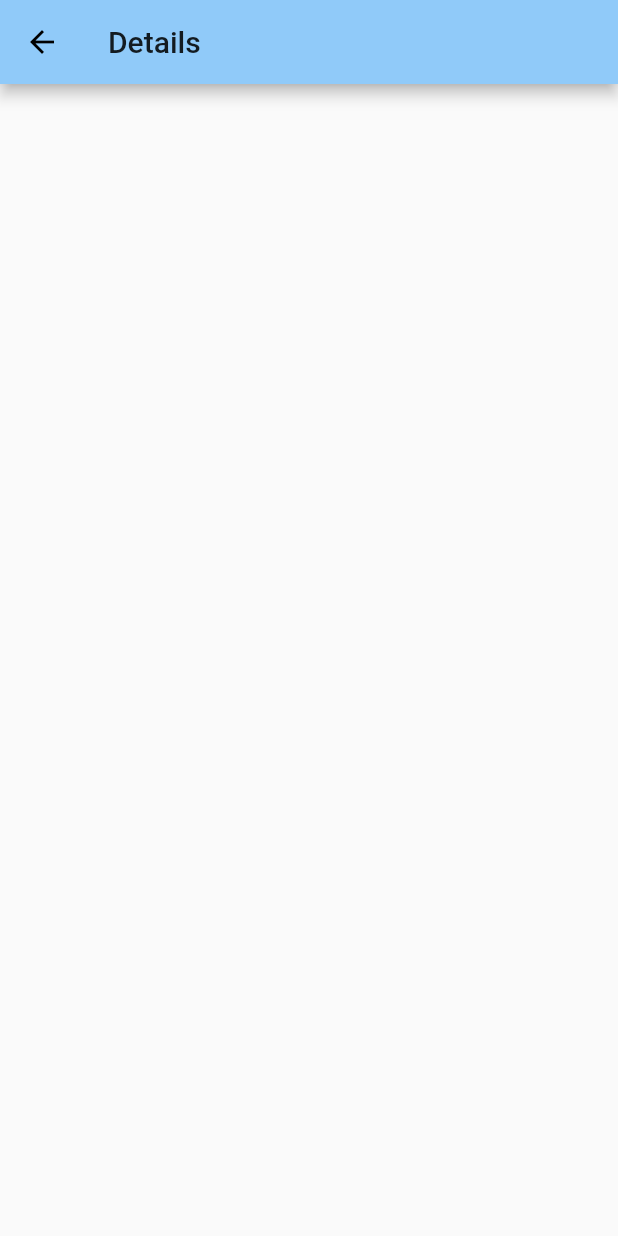
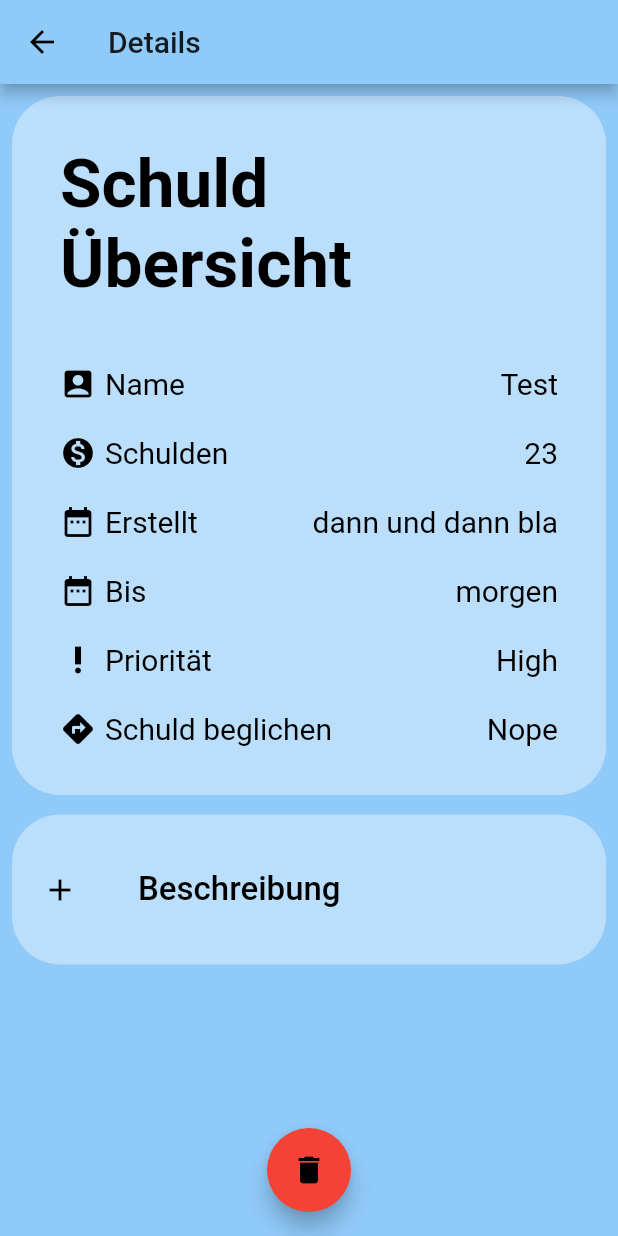
Before and after one commit to CaptainWeasle/Projekt-B-2.0, a Flutter app: the DetailedPage screen opened by its route, on a phone screen of 412 x 824 dp. Run offline on Flutter 3.47's test engine with Material 2 defaults, Android fonts, the phone set to English and light mode, and no system bars; our stand-ins replace datetime_picker_formfield, sqflite; accounts and stored records are empty; Roboto replaces fonts that are missing (Hind, Montserrat).

Commit message:
add DetailedPage Design

```diff
--- a/project_b/lib/src/pages/detailedPage.dart
+++ b/project_b/lib/src/pages/detailedPage.dart
@@ -1,3 +1,4 @@
+import 'dart:math';
 import 'package:flutter/cupertino.dart';
 import 'package:flutter/material.dart';
 
@@ -7,11 +8,119 @@ class DetailedPage extends StatefulWidget {
     return DetailedPageState();
   }
 }
-class DetailedPageState extends State<DetailedPage>{
+
+class DetailedPageState extends State<DetailedPage> {
   @override
   Widget build(BuildContext context) {
     var appBody = Container();
-    return Scaffold(appBar: AppBar(title: Text("Details"),),body: appBody,);
+    return Scaffold(
+      appBar: AppBar(
+        title: Text("Details"),
+      ),
+      floatingActionButtonLocation: FloatingActionButtonLocation.centerFloat,
+      floatingActionButton: FloatingActionButton(
+
+        onPressed: () {
+          // Add your onPressed code here!
+        },
+        child: Icon(Icons.delete),
+        backgroundColor: Colors.red,
+      ),
+      backgroundColor: Colors.blue[200],
+      body: Column(
+        children: <Widget>[
+          Padding(
+            padding: const EdgeInsets.fromLTRB(8, 8, 8, 8,),
+            child: Container(
+              decoration: BoxDecoration(
+                color: Colors.blue[100],
+                borderRadius: BorderRadius.circular(32)
+              ),
+              padding: EdgeInsets.fromLTRB(32, 0, 32, 32),
+              child: Column(
+                crossAxisAlignment: CrossAxisAlignment.start,
+                children: <Widget>[
+                  SizedBox(height: 32.0),
+                  Container(
+                    width: 200.0,
+                    child: Text(
+                      'Schuld Übersicht',
+                      style: TextStyle(
+                          color: Colors.black,
+                          fontWeight: FontWeight.bold,
+                          fontSize: 45.0),
+                    ),
+                  ),
+                  SizedBox(height: 42.0),
+                  itemRow(Icons.account_box, 'Name', 'Test'),
+                  SizedBox(height: 22.0),
+                  itemRow(Icons.monetization_on, 'Schulden', '23'),
+                  SizedBox(height: 22.0),
+                  itemRow(Icons.date_range, 'Erstellt', 'dann und dann bla'),
+                  SizedBox(height: 22.0),
+                  itemRow(Icons.date_range, 'Bis', 'morgen'),
+                  SizedBox(height: 22.0),
+                  itemRow(Icons.priority_high, 'Priorität', 'High'),
+                  SizedBox(height: 22.0),
+                  itemRow(Icons.directions, 'Schuld beglichen', 'Nope'),
+                ],
+              ),
+            ),
+          ),
+          SizedBox(height: 5.0),
+          Padding(
+            padding: const EdgeInsets.only(left: 8.0, right: 8.0),
+            child: Container(
+              height: 100.0,
+              decoration: BoxDecoration(
+                  color: Colors.blue[100],
+                  borderRadius: BorderRadius.circular(32)),
+              child: Row(
+                children: <Widget>[
+                  SizedBox(width: 20.0),
+                  Icon(Icons.add, color: Colors.black, size: 24.0),
+                  SizedBox(width: 40.0),
+                  Text(
+                    'Beschreibung',
+                    style: TextStyle(
+                        color: Colors.black,
+                        fontSize: 22.0,
+                        fontWeight: FontWeight.w500),
+                  )
+                ],
+              ),
+            ),
+          ),
+          SizedBox(height: 32.0),
+          Spacer(),
+        ],
+      ),
+    );
   }
+}
 
+itemRow(icon, name, title) {
+  return Row(
+    mainAxisAlignment: MainAxisAlignment.spaceBetween,
+    children: <Widget>[
+      Row(
+        children: <Widget>[
+          Row(
+            children: <Widget>[
+              Icon(
+                icon,
+                color: Colors.black,
+              ),
+              SizedBox(width: 6.0),
+              Text(
+                name,
+                style: TextStyle(color: Colors.black, fontSize: 20.0),
+              )
+            ],
+          ),
+        ],
+      ),
+      Text(title, style: TextStyle(color: Colors.black, fontSize: 20.0))
+    ],
+  );
 }
--- a/project_b/lib/src/pages/homePage.dart
+++ b/project_b/lib/src/pages/homePage.dart
@@ -469,7 +469,7 @@ class HomePageState extends State<HomePage> {
                         side: BorderSide(color: Colors.grey[200], width: 0.5),
                         borderRadius: BorderRadius.circular(5),
                       ),
-                      color: Colors.white,
+                      color: Colors.blue[100],
                       child: ListTile(
                         leading: InkWell(
                           onTap: () {
@@ -540,6 +540,7 @@ class HomePageState extends State<HomePage> {
     }
 
     return Scaffold(
+      backgroundColor: Colors.blue[200],
       appBar: AppBar(
         title: Text("Debt Collector 2.0"),
         actions: <Widget>[
```
